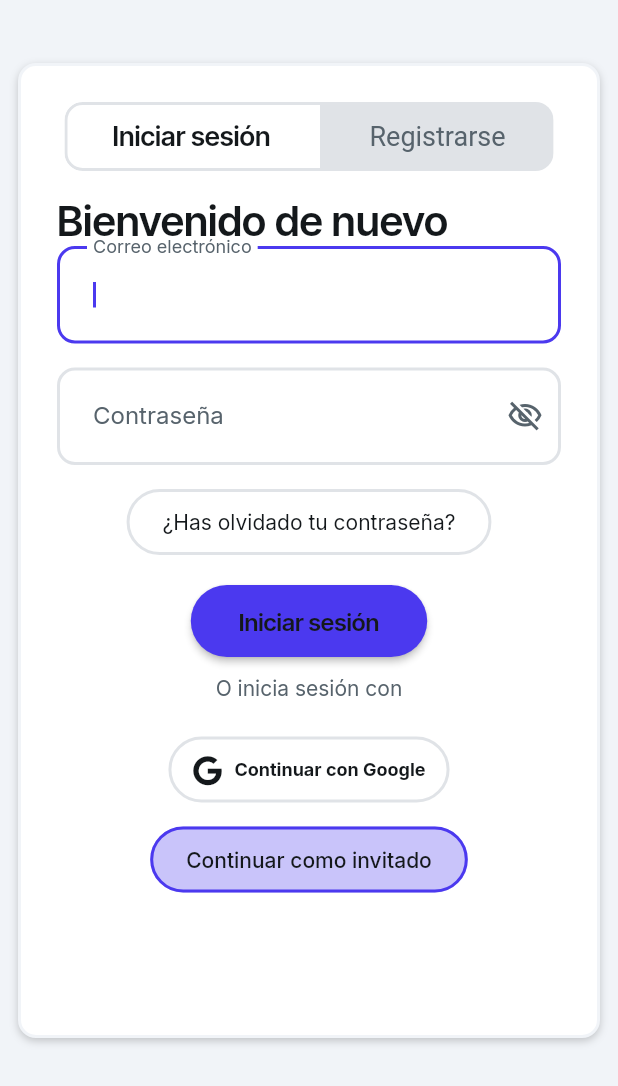
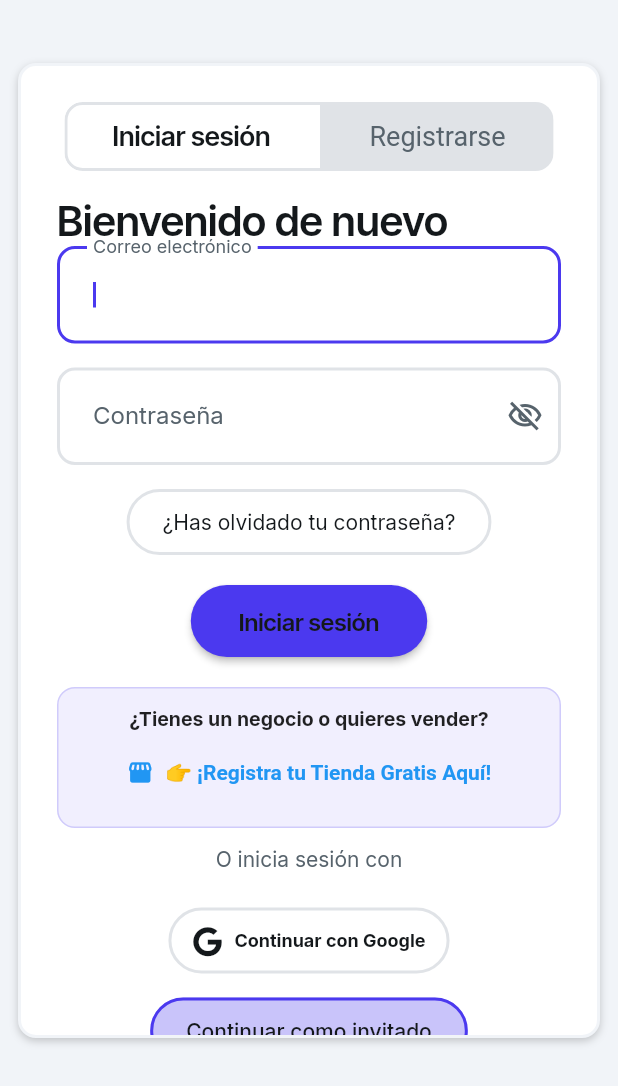
Before and after one commit to alejotb/tienda-saas, a Flutter app: the screen it shows after launch, on a phone screen of 412 x 824 dp, the part 150-1236 px from its top. Run offline on Flutter 3.47's test engine with Material 3 defaults, Android fonts, the phone set to English and light mode, and no system bars; drawn by our look-alikes of auto_size_text, flutter_animate; our stand-ins replace badges, cached_network_image, dropdown_button2, equatable, expandable, file_picker and 17 more; missing offline and left inert: aligned_dialog, aligned_tooltip, json_path, mime_type, mobile_scanner; accounts and stored records are empty; generated files the repository leaves out were written again.

Commit message:
feat: Diferenciación de roles de cliente vs comerciante y banner de registro en Login

```diff
--- a/lib/backend/supabase/database/tables/usuarios.dart
+++ b/lib/backend/supabase/database/tables/usuarios.dart
@@ -46,8 +46,16 @@ class UsuariosRow extends SupabaseDataRow {
   String? get stateAddress => getField<String>('state_address');
   set stateAddress(String? value) => setField<String>('state_address', value);
 
-  bool get isAdmin => getField<bool>('is_admin') ?? false;
+  bool get isAdmin => (getField<bool>('is_admin') ?? false) || rol == 'dueno_tienda' || rol == 'super_admin';
   set isAdmin(bool value) => setField<bool>('is_admin', value);
+
+  String get rol => getField<String>('rol') ?? 'cliente';
+  set rol(String value) => setField<String>('rol', value);
+
+  String? get tiendaId => getField<String>('tienda_id');
+  set tiendaId(String? value) => setField<String>('tienda_id', value);
+
+  bool get isStoreOwner => rol == 'dueno_tienda' || rol == 'super_admin' || isAdmin;
 
   int get productosComprados => getField<int>('productos_comprados') ?? 0;
   set productosComprados(int value) => setField<int>('productos_comprados', value);
--- a/lib/pages/login_page/login_page_widget.dart
+++ b/lib/pages/login_page/login_page_widget.dart
@@ -881,6 +881,30 @@ class _LoginPageWidgetState extends State<LoginPageWidget>
                                                               ],
                                                             ),
                                                           ),
+                                                          const SizedBox(height: 20),
+                                                          Container(
+                                                            width: double.infinity,
+                                                            padding: const EdgeInsets.all(12),
+                                                            decoration: BoxDecoration(
+                                                              color: FlutterFlowTheme.of(context).primary.withValues(alpha: 0.08),
+                                                              borderRadius: BorderRadius.circular(12),
+                                                              border: Border.all(color: FlutterFlowTheme.of(context).primary.withValues(alpha: 0.2)),
+                                                            ),
+                                                            child: Column(
+                                                              children: [
+                                                                Text(
+                                                                  '¿Tienes un negocio o quieres vender?',
+                                                                  style: GoogleFonts.inter(fontWeight: FontWeight.bold, fontSize: 13),
+                                                                ),
+                                                                const SizedBox(height: 4),
+                                                                TextButton.icon(
+                                                                  onPressed: () => context.pushNamed('storeRegister'),
+                                                                  icon: const Icon(Icons.storefront_rounded, size: 18),
+                                                                  label: const Text('👉 ¡Registra tu Tienda Gratis Aquí!', style: TextStyle(fontWeight: FontWeight.bold)),
+                                                                ),
+                                                              ],
+                                                            ),
+                                                          ),
                                                         ],
                                                       ),
                                                       Align(
```
